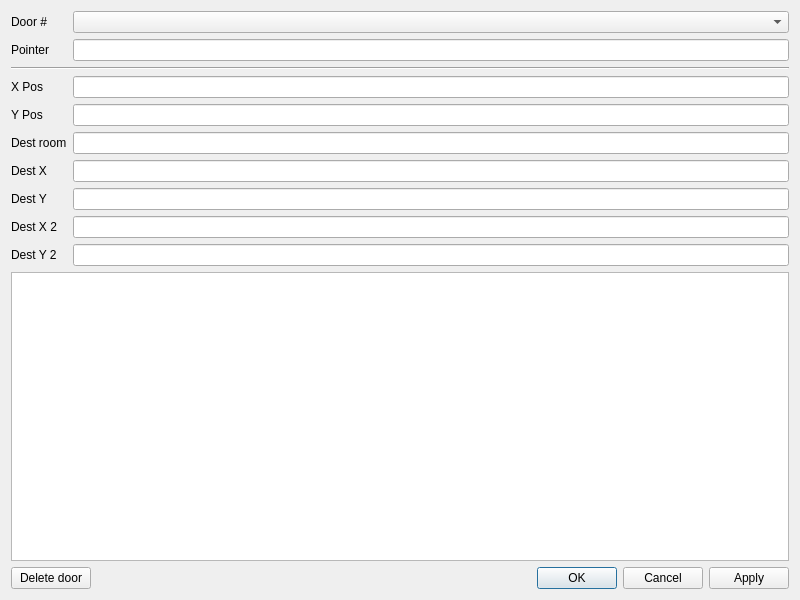
LagoLunatic/DSVEdit, file dsvedit/door_editor.ui: the form before one commit.
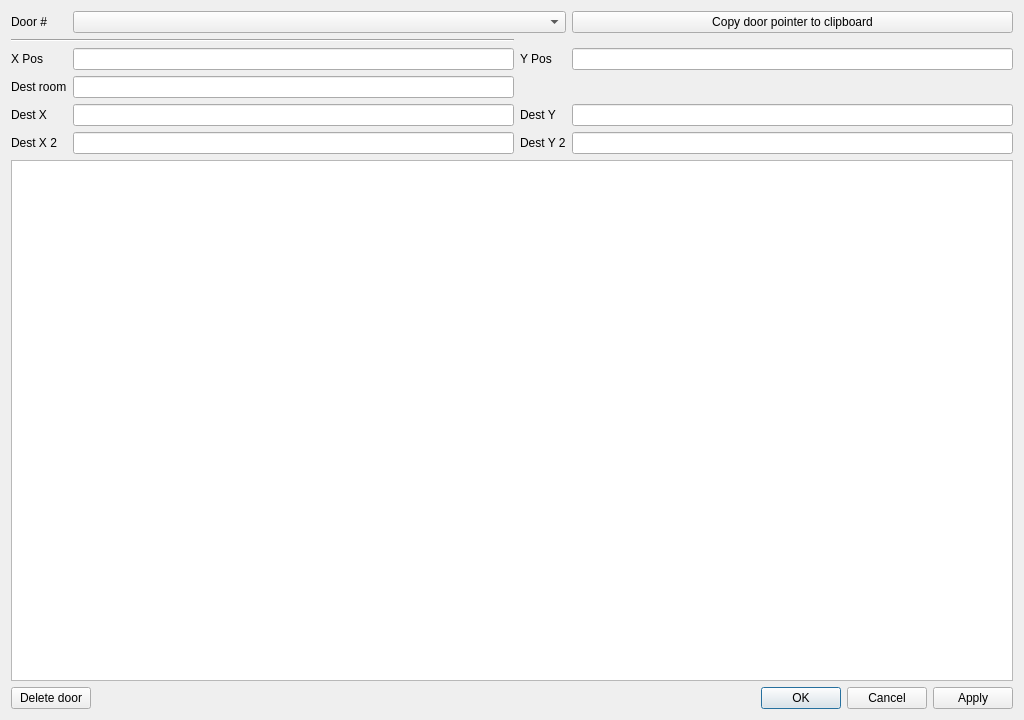
The form after the commit.

Commit message: Door editor: Allow visually placing dest x/y

```diff
--- a/dsvedit/door_editor.ui
+++ b/dsvedit/door_editor.ui
@@ -6,8 +6,8 @@
    <rect>
     <x>0</x>
     <y>0</y>
-    <width>800</width>
-    <height>600</height>
+    <width>1024</width>
+    <height>720</height>
    </rect>
   </property>
   <property name="windowTitle">
@@ -16,27 +16,6 @@
   <layout class="QVBoxLayout" name="verticalLayout">
    <item>
     <layout class="QGridLayout" name="gridLayout">
-     <item row="7" column="0">
-      <widget class="QLabel" name="label_2">
-       <property name="text">
-        <string>Dest Y</string>
-       </property>
-      </widget>
-     </item>
-     <item row="4" column="0">
-      <widget class="QLabel" name="label_8">
-       <property name="text">
-        <string>Y Pos</string>
-       </property>
-      </widget>
-     </item>
-     <item row="8" column="0">
-      <widget class="QLabel" name="label_3">
-       <property name="text">
-        <string>Dest X 2</string>
-       </property>
-      </widget>
-     </item>
      <item row="3" column="0">
       <widget class="QLabel" name="label_7">
        <property name="text">
@@ -44,10 +23,10 @@
        </property>
       </widget>
      </item>
-     <item row="9" column="0">
-      <widget class="QLabel" name="label_4">
+     <item row="8" column="0">
+      <widget class="QLabel" name="label_3">
        <property name="text">
-        <string>Dest Y 2</string>
+        <string>Dest X 2</string>
        </property>
       </widget>
      </item>
@@ -58,22 +37,9 @@
        </property>
       </widget>
      </item>
-     <item row="1" column="0">
-      <widget class="QLabel" name="label_9">
-       <property name="text">
-        <string>Pointer</string>
-       </property>
-      </widget>
-     </item>
      <item row="3" column="1">
       <widget class="QLineEdit" name="x_pos"/>
      </item>
-     <item row="0" column="1">
-      <widget class="QComboBox" name="door_index"/>
-     </item>
-     <item row="1" column="1">
-      <widget class="QLineEdit" name="pointer"/>
-     </item>
      <item row="6" column="0">
       <widget class="QLabel" name="label">
        <property name="text">
@@ -88,21 +54,9 @@
        </property>
       </widget>
      </item>
-     <item row="4" column="1">
-      <widget class="QLineEdit" name="y_pos"/>
-     </item>
      <item row="6" column="1">
       <widget class="QLineEdit" name="dest_x"/>
      </item>
-     <item row="8" column="1">
-      <widget class="QLineEdit" name="dest_x_2"/>
-     </item>
-     <item row="7" column="1">
-      <widget class="QLineEdit" name="dest_y"/>
-     </item>
-     <item row="9" column="1">
-      <widget class="QLineEdit" name="dest_y_2"/>
-     </item>
      <item row="5" column="0">
       <widget class="QLabel" name="label_5">
        <property name="text">
@@ -113,10 +67,53 @@
      <item row="5" column="1">
       <widget class="QLineEdit" name="dest_room"/>
      </item>
+     <item row="8" column="1">
+      <widget class="QLineEdit" name="dest_x_2"/>
+     </item>
+     <item row="6" column="2">
+      <widget class="QLabel" name="label_2">
+       <property name="text">
+        <string>Dest Y</string>
+       </property>
+      </widget>
+     </item>
+     <item row="6" column="3">
+      <widget class="QLineEdit" name="dest_y"/>
+     </item>
+     <item row="8" column="2">
+      <widget class="QLabel" name="label_4">
+       <property name="text">
+        <string>Dest Y 2</string>
+       </property>
+      </widget>
+     </item>
+     <item row="8" column="3">
+      <widget class="QLineEdit" name="dest_y_2"/>
+     </item>
+     <item row="3" column="2">
+      <widget class="QLabel" name="label_8">
+       <property name="text">
+        <string>Y Pos</string>
+       </property>
+      </widget>
+     </item>
+     <item row="3" column="3">
+      <widget class="QLineEdit" name="y_pos"/>
+     </item>
+     <item row="0" column="3">
+      <widget class="QPushButton" name="copy_door_pointer">
+       <property name="text">
+        <string>Copy door pointer to clipboard</string>
+       </property>
+      </widget>
+     </item>
+     <item row="0" column="1" colspan="2">
+      <widget class="QComboBox" name="door_index"/>
+     </item>
     </layout>
    </item>
    <item>
-    <widget class="QPlainTextEdit" name="entity_doc"/>
+    <widget class="QGraphicsView" name="dest_room_graphics_view"/>
    </item>
    <item>
     <layout class="QHBoxLayout" name="horizontalLayout">
```
The commit also changes 4 other files.
